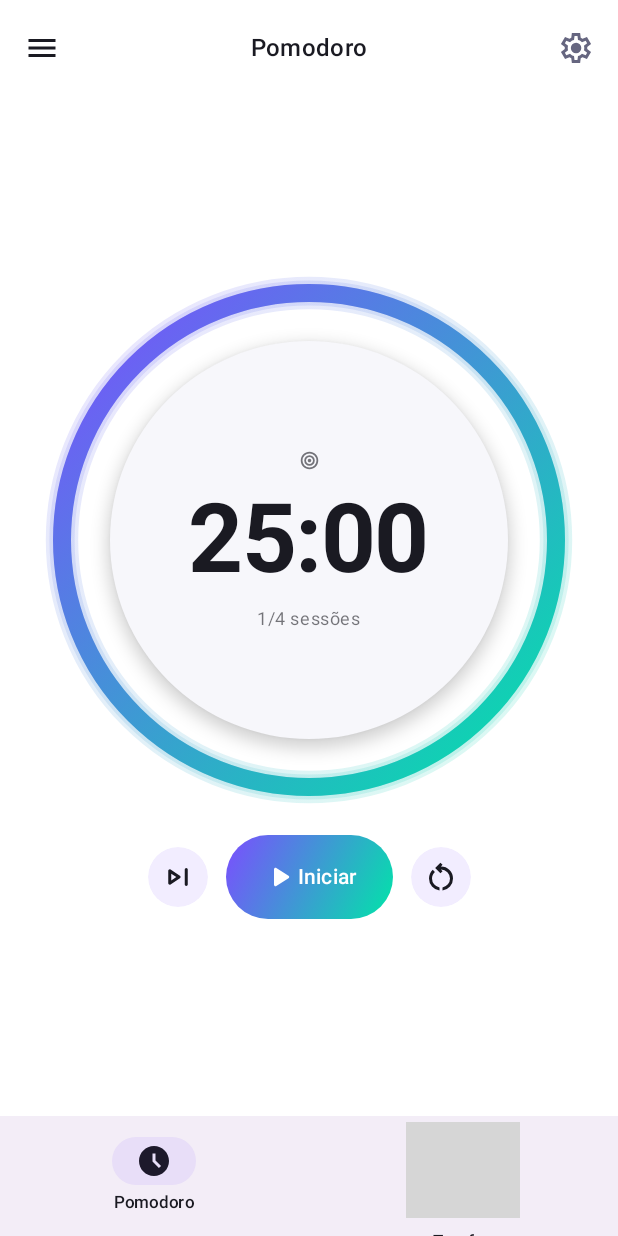
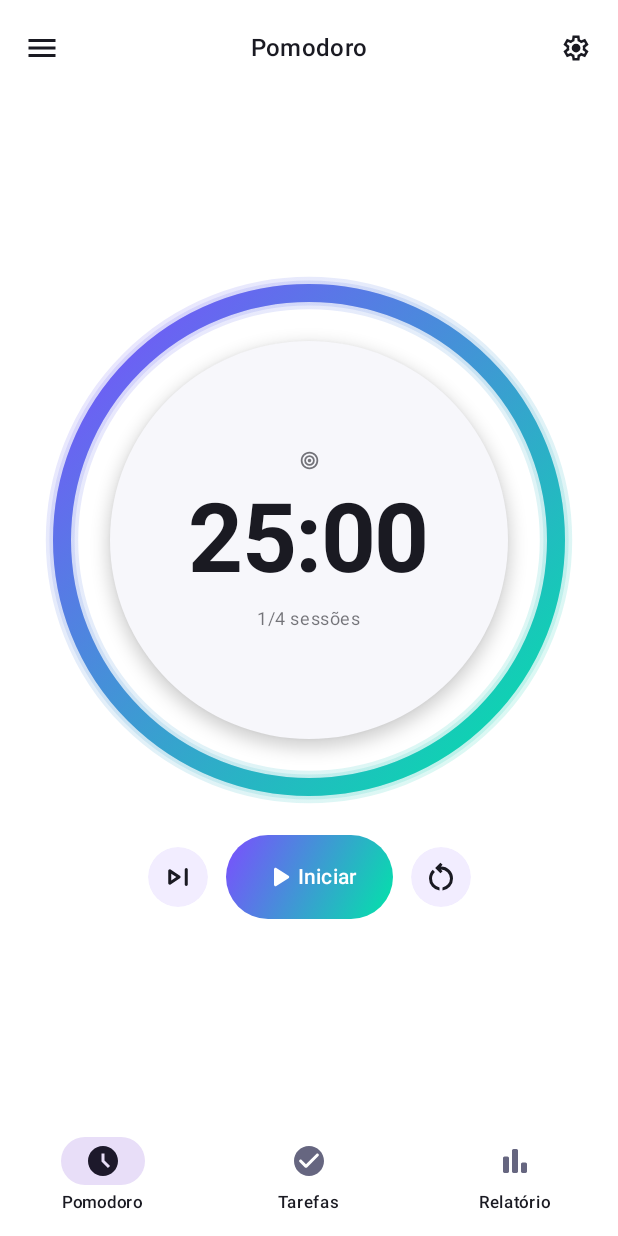
Before and after one commit to JoseLeandroNascimento/full-focus, an Android app built with Jetpack Compose: the screen it shows after launch (MainActivity), on a phone screen of 412 x 824 dp. Run offline under Robolectric (Android 15) with nearby library versions, the light colour scheme and no system bars; our stand-ins replace Navigation 3; grey boxes are pictures that could not be loaded.

Commit message:
feat: bottom sheet de config de pomodoro

```diff
--- a/app/src/main/java/com/joseleandro/fullfocus/ui/event/PomodoroEvent.kt
+++ b/app/src/main/java/com/joseleandro/fullfocus/ui/event/PomodoroEvent.kt
@@ -8,4 +8,6 @@ sealed interface PomodoroEvent {
 
     data object OnRestart : PomodoroEvent
 
+    data class OnShowPomodoroSettingBottomSheet(val show: Boolean) : PomodoroEvent
+
 }
--- a/app/src/main/java/com/joseleandro/fullfocus/ui/screen/MainScreen.kt
+++ b/app/src/main/java/com/joseleandro/fullfocus/ui/screen/MainScreen.kt
@@ -13,6 +13,7 @@ import androidx.compose.material3.Text
 import androidx.compose.runtime.Composable
 import androidx.compose.runtime.getValue
 import androidx.compose.ui.Modifier
+import androidx.compose.ui.graphics.Color
 import androidx.compose.ui.platform.LocalInspectionMode
 import androidx.compose.ui.res.painterResource
 import androidx.compose.ui.tooling.preview.Preview
@@ -48,7 +49,8 @@ fun MainScreen(
     Scaffold(
         bottomBar = {
             MainBottomAppBar()
-        }
+        },
+        containerColor = MaterialTheme.colorScheme.surface
     ) { innerPadding ->
 
         Box(
@@ -76,8 +78,14 @@ fun MainScreen(
 
 @Composable
 fun MainBottomAppBar(modifier: Modifier = Modifier) {
-    BottomAppBar() {
-        NavigationBar() {
+    BottomAppBar(
+        modifier = modifier,
+        containerColor = MaterialTheme.colorScheme.surface
+    ) {
+
+        NavigationBar(
+            containerColor = Color.Transparent
+        ) {
 
             NavigationBarItem(
                 selected = true,
@@ -103,13 +111,32 @@ fun MainBottomAppBar(modifier: Modifier = Modifier) {
                 onClick = { /*TODO*/ },
                 icon = {
                     Icon(
-                        painter = painterResource(id = R.drawable.round_check_circle_outline_24),
+                        painter = painterResource(id = R.drawable.round_check_circle_24),
                         contentDescription = null
                     )
                 },
                 label = {
                     Text(
                         text = "Tarefas",
+                        style = MaterialTheme.typography.labelSmall.copy(
+                            color = MaterialTheme.colorScheme.onSurface
+                        )
+                    )
+                }
+            )
+
+            NavigationBarItem(
+                selected = false,
+                onClick = { /*TODO*/ },
+                icon = {
+                    Icon(
+                        painter = painterResource(id = R.drawable.rounded_bar_chart_24),
+                        contentDescription = null
+                    )
+                },
+                label = {
+                    Text(
+                        text = "Relatório",
                         style = MaterialTheme.typography.labelSmall.copy(
                             color = MaterialTheme.colorScheme.onSurface
                         )
--- a/app/src/main/java/com/joseleandro/fullfocus/ui/screen/pomodoro/PomodoroScreen.kt
+++ b/app/src/main/java/com/joseleandro/fullfocus/ui/screen/pomodoro/PomodoroScreen.kt
@@ -10,6 +10,7 @@ import androidx.compose.foundation.layout.Row
 import androidx.compose.foundation.layout.fillMaxSize
 import androidx.compose.foundation.layout.fillMaxWidth
 import androidx.compose.foundation.layout.padding
+import androidx.compose.foundation.layout.size
 import androidx.compose.material3.Button
 import androidx.compose.material3.ButtonDefaults
 import androidx.compose.material3.CenterAlignedTopAppBar
@@ -21,7 +22,10 @@ import androidx.compose.material3.MaterialTheme
 import androidx.compose.material3.Scaffold
 import androidx.compose.material3.Surface
 import androidx.compose.material3.Text
+import androidx.compose.material3.TopAppBarDefaults
+import androidx.compose.material3.rememberModalBottomSheetState
 import androidx.compose.runtime.Composable
+import androidx.compose.runtime.LaunchedEffect
 import androidx.compose.runtime.getValue
 import androidx.compose.ui.Alignment
 import androidx.compose.ui.Modifier
@@ -36,6 +40,7 @@ import com.joseleandro.fullfocus.R
 import com.joseleandro.fullfocus.domain.enums.SessionStatus
 import com.joseleandro.fullfocus.ui.event.PomodoroEvent
 import com.joseleandro.fullfocus.ui.screen.pomodoro.component.PomodoroTimer
+import com.joseleandro.fullfocus.ui.screen.pomodoro_setting.PomodoroSettingBottomSheet
 import com.joseleandro.fullfocus.ui.state.PomodoroUiState
 import com.joseleandro.fullfocus.ui.theme.FullFocusTheme
 import org.koin.compose.viewmodel.koinViewModel
@@ -64,6 +69,11 @@ fun PomodoroScreen(
     onEvent: (PomodoroEvent) -> Unit
 ) {
 
+    val pomodoroSettingBottomSheet = rememberModalBottomSheetState(
+        skipPartiallyExpanded = true
+    )
+
+
     Scaffold(
         modifier = modifier,
         topBar = {
@@ -86,14 +96,21 @@ fun PomodoroScreen(
                 },
                 actions = {
                     IconButton(
-                        onClick = {}
+
+                        onClick = {
+                            onEvent(PomodoroEvent.OnShowPomodoroSettingBottomSheet(true))
+                        }
                     ) {
                         Icon(
+                            modifier = Modifier.size(20.dp),
                             painter = painterResource(id = R.drawable.outline_settings_24),
                             contentDescription = null
                         )
                     }
-                }
+                },
+                colors = TopAppBarDefaults.topAppBarColors(
+                    actionIconContentColor = MaterialTheme.colorScheme.onSurface
+                )
             )
         }
     ) { innerPadding ->
@@ -196,6 +213,26 @@ fun PomodoroScreen(
             }
         }
     }
+
+
+    LaunchedEffect(uiState.showPomodoroSettingBottomSheet) {
+
+        if (uiState.showPomodoroSettingBottomSheet) {
+            pomodoroSettingBottomSheet.expand()
+        } else {
+            pomodoroSettingBottomSheet.hide()
+        }
+    }
+
+    if (uiState.showPomodoroSettingBottomSheet) {
+
+        PomodoroSettingBottomSheet(
+            sheetState = pomodoroSettingBottomSheet,
+            onDismissRequest = {
+                onEvent(PomodoroEvent.OnShowPomodoroSettingBottomSheet(false))
+            }
+        )
+    }
 }
 
 @Composable
--- a/app/src/main/java/com/joseleandro/fullfocus/ui/state/PomodoroUiState.kt
+++ b/app/src/main/java/com/joseleandro/fullfocus/ui/state/PomodoroUiState.kt
@@ -8,5 +8,6 @@ data class PomodoroUiState(
     val time: Int = TIME_SESSION,
     val timeSession: Int = TIME_SESSION,
     val isPlay: Boolean = false,
+    val showPomodoroSettingBottomSheet: Boolean = false,
     val sessionStatus: SessionStatus = SessionStatus.START
 )
--- /dev/null
+++ b/app/src/main/res/drawable/baseline_close_24.xml
@@ -0,0 +1,5 @@
+<vector xmlns:android="http://schemas.android.com/apk/res/android" android:height="24dp" android:tint="#000000" android:viewportHeight="24" android:viewportWidth="24" android:width="24dp">
+
+    <path android:fillColor="@android:color/white" android:pathData="M19,6.41L17.59,5 12,10.59 6.41,5 5,6.41 10.59,12 5,17.59 6.41,19 12,13.41 17.59,19 19,17.59 13.41,12z"/>
+
+</vector>
--- /dev/null
+++ b/app/src/main/res/drawable/rounded_bar_chart_24.xml
@@ -0,0 +1,5 @@
+<vector xmlns:android="http://schemas.android.com/apk/res/android" android:height="24dp" android:tint="#000000" android:viewportHeight="960" android:viewportWidth="960" android:width="24dp">
+
+    <path android:fillColor="@android:color/white" android:pathData="M680,800Q663,800 651.5,788.5Q640,777 640,760L640,560Q640,543 651.5,531.5Q663,520 680,520L760,520Q777,520 788.5,531.5Q800,543 800,560L800,760Q800,777 788.5,788.5Q777,800 760,800L680,800ZM440,800Q423,800 411.5,788.5Q400,777 400,760L400,200Q400,183 411.5,171.5Q423,160 440,160L520,160Q537,160 548.5,171.5Q560,183 560,200L560,760Q560,777 548.5,788.5Q537,800 520,800L440,800ZM200,800Q183,800 171.5,788.5Q160,777 160,760L160,400Q160,383 171.5,371.5Q183,360 200,360L280,360Q297,360 308.5,371.5Q320,383 320,400L320,760Q320,777 308.5,788.5Q297,800 280,800L200,800Z"/>
+
+</vector>
--- a/app/src/main/res/values/strings.xml
+++ b/app/src/main/res/values/strings.xml
@@ -8,4 +8,7 @@
     <string name="retomar">Retomar</string>
     <string name="recomecar">Recomeçar</string>
     <string name="pomodoro">Pomodoro</string>
+    <string name="label_pomodoro">Pomodoro</string>
+    <string name="label_pausa_curta">Pausa curta</string>
+    <string name="label_pausa_longa">Pausa longa</string>
 </resources>
```
Also changed, not shown: app/src/main/java/com/joseleandro/fullfocus/ui/screen/pomodoro/PomodoroViewModel.kt (+11 -0 lines), app/src/main/java/com/joseleandro/fullfocus/ui/screen/pomodoro_setting/PomodoroSettingBottomSheet.kt (added, +232 -0 lines), app/src/main/java/com/joseleandro/fullfocus/ui/screen/pomodoro_setting/component/TimerInput.kt (added, +105 -0 lines).
